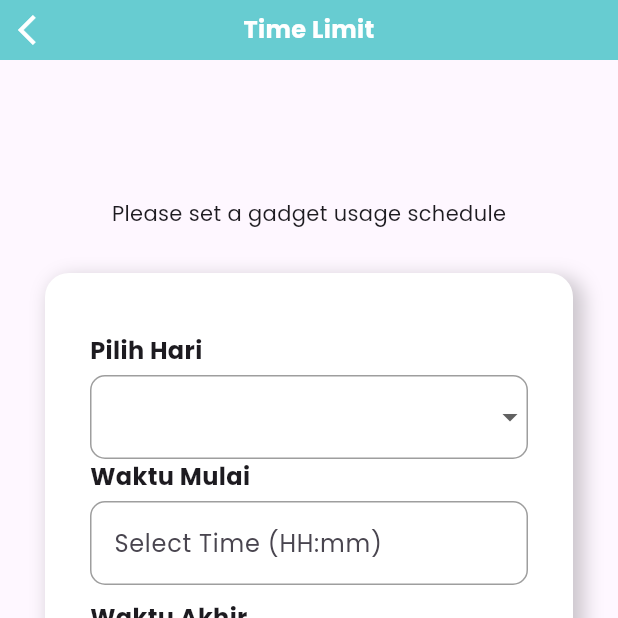
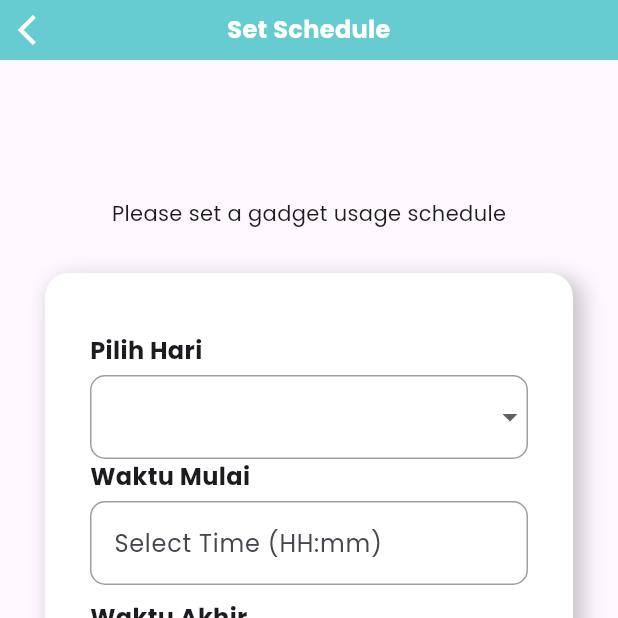
Before and after one commit to teddyanto/kidztime, a Flutter app: the ScheduleScreen screen opened by its route, on a phone screen of 412 x 824 dp, the top half of it. Run offline on Flutter 3.47's test engine with Material 3 defaults, Android fonts, the light colour scheme and no system bars; our stand-ins replace fluttertoast, get, package_info_plus, shared_preferences, sqflite; missing offline and left inert: external_app_launcher, flutter_background_service, flutter_screen_lock; accounts and stored records are empty.

Commit message:
Update schedule_screen.dart
Change title screen

```diff
--- a/lib/schedule_screen.dart
+++ b/lib/schedule_screen.dart
@@ -44,7 +44,7 @@ class _ScheduleScreenState extends State<ScheduleScreen> {
         mainAxisAlignment: MainAxisAlignment.start,
         children: [
           HeaderWidget(
-            titleScreen: "Time Limit",
+            titleScreen: "Set Schedule",
             callback: () {
               Get.back();
             },
```
